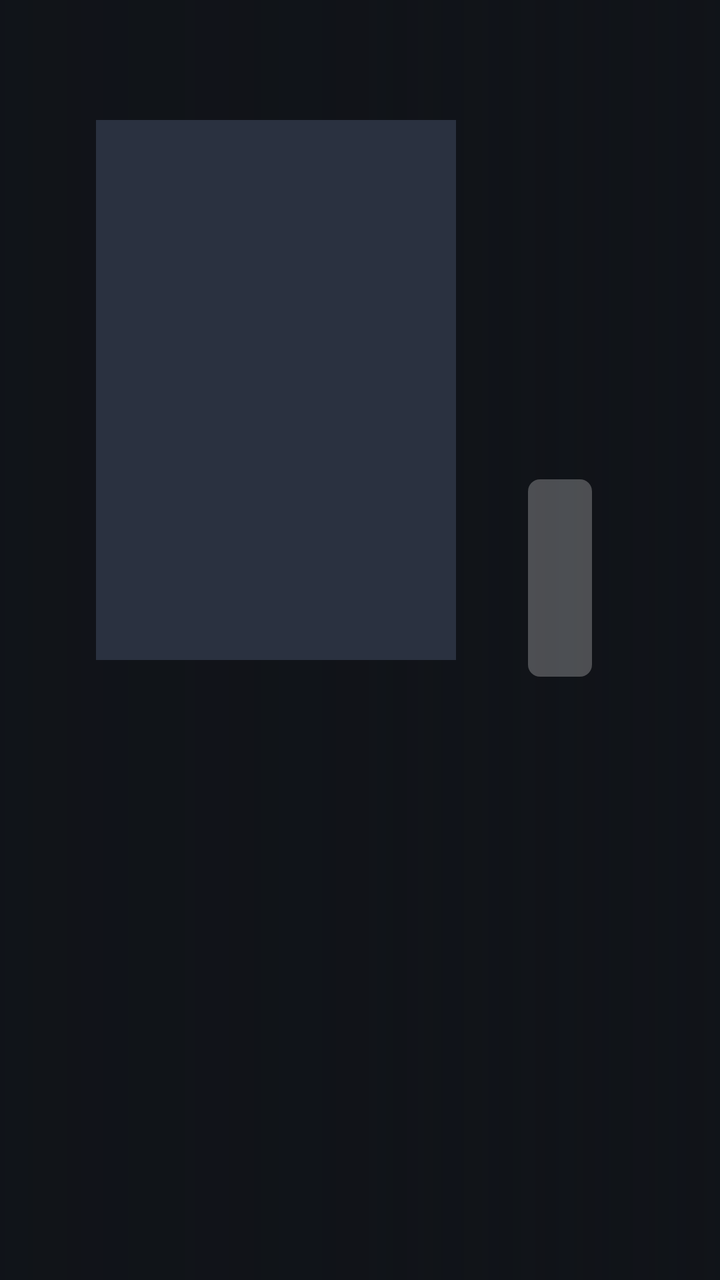
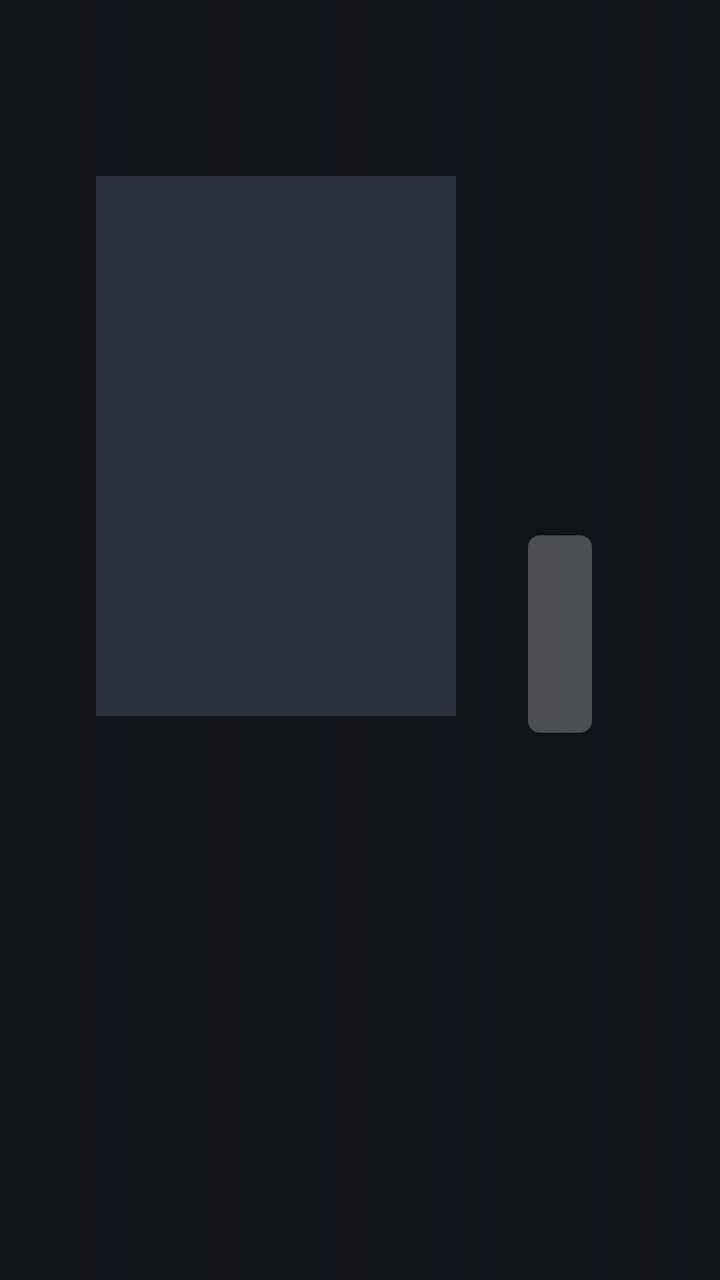

An Android layout rendered at two revisions. The XML below is the earlier revision; the diff shows what the commit changed to produce the second picture.
<!-- AndroidManifest.xml: application theme Theme.RandyFlix -->
<!-- res/layout/activity_movie.xml -->
<?xml version="1.0" encoding="utf-8"?>
<FrameLayout xmlns:android="http://schemas.android.com/apk/res/android"
    android:layout_width="match_parent"
    android:layout_height="match_parent"
    android:background="@color/bg">

    <ImageView
        android:id="@+id/backdrop"
        android:layout_width="match_parent"
        android:layout_height="match_parent"
        android:importantForAccessibility="no"
        android:scaleType="centerCrop" />

    <View
        android:layout_width="match_parent"
        android:layout_height="match_parent"
        android:background="@drawable/scrim" />

    <LinearLayout
        android:layout_width="match_parent"
        android:layout_height="match_parent"
        android:orientation="horizontal"
        android:paddingLeft="48dp"
        android:paddingTop="60dp"
        android:paddingRight="48dp"
        android:paddingBottom="32dp">

        <ImageView
            android:id="@+id/poster"
            android:layout_width="180dp"
            android:layout_height="270dp"
            android:background="@drawable/placeholder"
            android:importantForAccessibility="no"
            android:scaleType="centerCrop" />

        <LinearLayout
            android:layout_width="0dp"
            android:layout_height="wrap_content"
            android:layout_marginStart="36dp"
            android:layout_weight="1"
            android:orientation="vertical">

            <TextView
                android:id="@+id/title"
                android:layout_width="wrap_content"
                android:layout_height="wrap_content"
                android:maxLines="2"
                android:textColor="@color/text_primary"
                android:textSize="32sp"
                android:textStyle="bold" />

            <TextView
                android:id="@+id/meta"
                android:layout_width="wrap_content"
                android:layout_height="wrap_content"
                android:layout_marginTop="6dp"
                android:textColor="@color/text_secondary"
                android:textSize="15sp" />

            <TextView
                android:id="@+id/tagline"
                android:layout_width="wrap_content"
                android:layout_height="wrap_content"
                android:layout_marginTop="8dp"
                android:textColor="@color/text_secondary"
                android:textSize="15sp"
                android:textStyle="italic" />

            <TextView
                android:id="@+id/plot"
                android:layout_width="match_parent"
                android:layout_height="wrap_content"
                android:layout_marginTop="12dp"
                android:ellipsize="end"
                android:lineSpacingExtra="3dp"
                android:maxLines="7"
                android:textColor="@color/text_primary"
                android:textSize="15sp" />

            <TextView
                android:id="@+id/extra"
                android:layout_width="wrap_content"
                android:layout_height="wrap_content"
                android:layout_marginTop="10dp"
                android:textColor="@color/text_dim"
                android:textSize="13sp" />

            <LinearLayout
                android:layout_width="wrap_content"
                android:layout_height="wrap_content"
                android:layout_marginTop="22dp"
                android:orientation="horizontal">

                <Button
                    android:id="@+id/play"
                    style="@style/TvButton"
                    android:text="Play" />

                <Button
                    android:id="@+id/restart"
                    style="@style/TvButton"
                    android:text="Start over" />

                <Button
                    android:id="@+id/bookmarks"
                    style="@style/TvButton"
                    android:text="Bookmarks" />

                <Button
                    android:id="@+id/watched"
                    style="@style/TvButton"
                    android:text="Mark watched" />

                <Button
                    android:id="@+id/collection"
                    style="@style/TvButton"
                    android:text="Collection" />
            </LinearLayout>
        </LinearLayout>
    </LinearLayout>
</FrameLayout>
<!-- resources referenced by this layout -->
<resources>
  <color name="bg">#FF101318</color>
  <color name="text_dim">#FF8A93A0</color>
  <color name="text_primary">#FFFFFFFF</color>
  <color name="text_secondary">#FFBBC2CC</color>
  <!-- drawable placeholder (drawable) -->
  <?xml version="1.0" encoding="utf-8"?>
  <shape xmlns:android="http://schemas.android.com/apk/res/android" android:shape="rectangle">
      <solid android:color="@color/card" />
  </shape>
  <!-- drawable scrim (drawable) -->
  <?xml version="1.0" encoding="utf-8"?>
  <shape xmlns:android="http://schemas.android.com/apk/res/android" android:shape="rectangle">
      <gradient
          android:angle="0"
          android:centerColor="#CC101318"
          android:endColor="#66101318"
          android:startColor="#F2101318" />
  </shape>
  <style name="TvButton">
          <item name="android:layout_width">wrap_content</item>
          <item name="android:layout_height">wrap_content</item>
          <item name="android:layout_marginEnd">16dp</item>
          <item name="android:background">@drawable/btn_bg</item>
          <item name="android:textColor">@color/btn_text</item>
          <item name="android:textSize">16sp</item>
          <item name="android:textAllCaps">false</item>
          <item name="android:paddingLeft">24dp</item>
          <item name="android:paddingRight">24dp</item>
          <item name="android:paddingTop">10dp</item>
          <item name="android:paddingBottom">10dp</item>
          <item name="android:minHeight">0dp</item>
          <item name="android:minWidth">0dp</item>
          <item name="android:focusable">true</item>
          <item name="android:stateListAnimator">@null</item>
      </style>
  <style name="Theme.RandyFlix" parent="Theme.Leanback">
          <item name="android:windowBackground">@color/bg</item>
          <item name="android:colorAccent">@color/accent</item>
      </style>
  <color name="card">#FF2A3140</color>
  <!-- drawable btn_bg (drawable) -->
  <?xml version="1.0" encoding="utf-8"?>
  <selector xmlns:android="http://schemas.android.com/apk/res/android">
      <item android:state_focused="true">
          <shape android:shape="rectangle">
              <solid android:color="@color/accent" />
              <corners android:radius="6dp" />
          </shape>
      </item>
      <item>
          <shape android:shape="rectangle">
              <solid android:color="#40FFFFFF" />
              <corners android:radius="6dp" />
          </shape>
      </item>
  </selector>
  <color name="accent">#FFF5A623</color>
</resources>

<!-- the commit's change to res/layout/activity_movie.xml (unified diff, before → after) -->
@@ -21,7 +21,7 @@
         android:layout_height="match_parent"
         android:orientation="horizontal"
         android:paddingLeft="48dp"
-        android:paddingTop="60dp"
+        android:paddingTop="88dp"
         android:paddingRight="48dp"
         android:paddingBottom="32dp">
 
<!-- resource entries referenced after the edit -->
@@ -38,6 +38,8 @@
   <style name="Theme.RandyFlix" parent="Theme.Leanback">
           <item name="android:windowBackground">@color/bg</item>
           <item name="android:colorAccent">@color/accent</item>
+          
+          <item name="browseRowsMarginTop">128dp</item>
       </style>
   <color name="card">#FF2A3140</color>
   <!-- drawable btn_bg (drawable) -->
